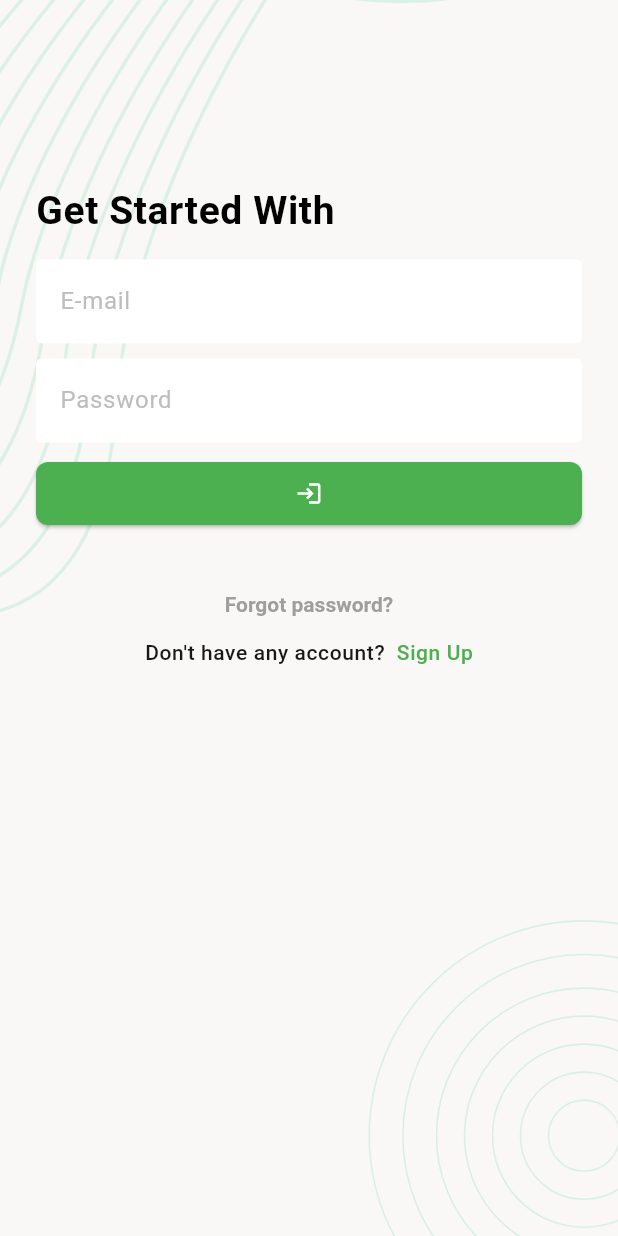
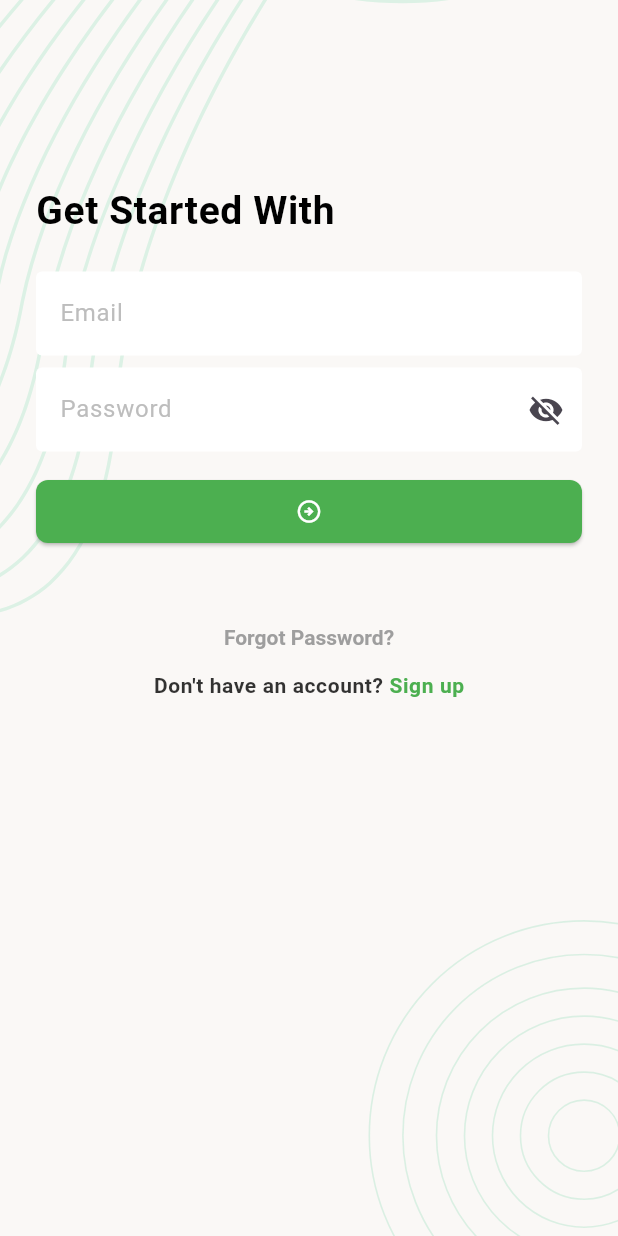
Before and after one commit to nafiurrahmansabbir/Task_Manager, a Flutter app: the screen it shows after launch, on a phone screen of 412 x 824 dp. Run offline on Flutter 3.47's test engine with Material 3 defaults, Android fonts, the phone set to English and light mode, and no system bars; our stand-ins replace cached_network_image, flutter_svg, pin_code_fields, shared_preferences; accounts and stored records are empty.

Commit message:
Login API And usersData cashed Done

```diff
--- /dev/null
+++ b/lib/data/model/login_model.dart
@@ -0,0 +1,25 @@
+import 'package:task_manager/data/model/user_model.dart';
+
+class LoginModel {
+  String? status;
+  String? token;
+  UserModel? userModel;
+
+  LoginModel({this.status, this.token, this.userModel});
+
+  LoginModel.fromJson(Map<String, dynamic> json) {
+    status = json['status'];
+    token = json['token'];
+    userModel = json['data'] != null ? UserModel.fromJson(json['data']) : null;
+  }
+
+  Map<String, dynamic> toJson() {
+    final Map<String, dynamic> data = <String, dynamic>{};
+    data['status'] = status;
+    data['token'] = token;
+    if (userModel != null) {
+      data['data'] = userModel!.toJson();
+    }
+    return data;
+  }
+}
--- /dev/null
+++ b/lib/data/model/user_model.dart
@@ -0,0 +1,30 @@
+class UserModel {
+  String? email;
+  String? firstName;
+  String? lastName;
+  String? mobile;
+  String? photo;
+
+
+  UserModel({this.email, this.firstName, this.lastName, this.mobile, this.photo});
+
+  UserModel.fromJson(Map<String, dynamic> json) {
+    email = json['email'];
+    firstName = json['firstName'];
+    lastName = json['lastName'];
+    mobile = json['mobile'];
+    photo = json['photo'];
+  }
+
+  Map<String, dynamic> toJson() {
+    final Map<String, dynamic> data = <String, dynamic>{};
+    data['email'] = email;
+    data['firstName'] = firstName;
+    data['lastName'] = lastName;
+    data['mobile'] = mobile;
+    data['photo'] = photo;
+    return data;
+  }
+
+  String get fullName =>  '${firstName ?? ''} ${lastName ?? ''}';
+}
--- a/lib/data/utilities/urls.dart
+++ b/lib/data/utilities/urls.dart
@@ -1,18 +1,11 @@
 class Urls {
   static const String _baseUrl = 'https://task.teamrabbil.com/api/v1';
   static const String registration = '$_baseUrl/registration';
+  static const String login = '$_baseUrl/login';
+  static const String createTask = '$_baseUrl/createTask';
+  static const String newTasks = '$_baseUrl/listTaskByStatus/New';
+  static const String completedTasks = '$_baseUrl/listTaskByStatus/Completed';
+  static const String taskStatusCount = '$_baseUrl/taskStatusCount';
+  static String deleteTask(String id) => '$_baseUrl/deleteTask/$id';
+  static String updateProfile = '$_baseUrl/profileUpdate';
 }
-
-
-
-
-
-// static const String _baseUrl = 'https://task.teamrabbil.com/api/v1';
-// static const String registration = '$_baseUrl/registration';
-// static const String login = '$_baseUrl/login';
-// static const String createTask = '$_baseUrl/createTask';
-// static const String newTasks = '$_baseUrl/listTaskByStatus/New';
-// static const String completedTasks = '$_baseUrl/listTaskByStatus/Completed';
-// static const String taskStatusCount = '$_baseUrl/taskStatusCount';
-// static String deleteTask(String id) => '$_baseUrl/deleteTask/$id';
-// static String updateProfile = '$_baseUrl/profileUpdate';
--- /dev/null
+++ b/lib/ui/controllers/auth_controller.dart
@@ -0,0 +1,56 @@
+import 'dart:convert';
+
+import 'package:shared_preferences/shared_preferences.dart';
+
+import '../../data/model/user_model.dart';
+
+
+class AuthController {
+  static const String _accessTokenKey = 'access-token';
+  static const String _userDataKey = 'user-data';
+
+  static String accessToken = '';
+  static UserModel? userData;
+
+  static Future<void> saveUserAccessToken(String token) async {
+    SharedPreferences sharedPreferences = await SharedPreferences.getInstance();
+    await sharedPreferences.setString(_accessTokenKey, token);
+    accessToken = token;
+  }
+
+  static Future<String?> getUserAccessToken() async {
+    SharedPreferences sharedPreferences = await SharedPreferences.getInstance();
+    return sharedPreferences.getString(_accessTokenKey);
+  }
+
+  static Future<void> saveUserData(UserModel user) async {
+    SharedPreferences sharedPreferences = await SharedPreferences.getInstance();
+    await sharedPreferences.setString(_userDataKey, jsonEncode(user.toJson()));
+    userData = user;
+  }
+
+  static Future<UserModel?> getUserData() async {
+    SharedPreferences sharedPreferences = await SharedPreferences.getInstance();
+    String? data = sharedPreferences.getString(_userDataKey);
+    if (data == null) return null;
+
+    UserModel userModel = UserModel.fromJson(jsonDecode(data));
+    return userModel;
+  }
+
+  static Future<void> clearAllData() async {
+    SharedPreferences sharedPreferences = await SharedPreferences.getInstance();
+    await sharedPreferences.clear();
+  }
+
+  static Future<bool> checkAuthState() async {
+    String? token = await getUserAccessToken();
+
+    if (token == null) return false;
+
+    accessToken = token;
+    userData = await getUserData();
+
+    return true;
+  }
+}
--- a/lib/ui/screens/auth/sign_in_screen.dart
+++ b/lib/ui/screens/auth/sign_in_screen.dart
@@ -5,6 +5,13 @@ import 'package:task_manager/ui/screens/auth/sign_up_screen.dart';
 import 'package:task_manager/ui/screens/main_bottom_nav_screen.dart';
 import 'package:task_manager/ui/utilities/app_colors.dart';
 import 'package:task_manager/ui/widgets/background_widget.dart';
+import '../../../data/model/login_model.dart';
+import '../../../data/model/network_response.dart';
+import '../../../data/network_caller/network_caller.dart';
+import '../../../data/utilities/urls.dart';
+import '../../controllers/auth_controller.dart';
+import '../../utilities/app_constants.dart';
+import '../../widgets/snack_bar_message.dart';
 
 class SignInScreen extends StatefulWidget {
   const SignInScreen({super.key});
@@ -14,8 +21,11 @@ class SignInScreen extends StatefulWidget {
 }
 
 class _SignInScreenState extends State<SignInScreen> {
-  final TextEditingController _emailTeController = TextEditingController();
-  final TextEditingController _passwordTeController = TextEditingController();
+  final TextEditingController _emailTEController = TextEditingController();
+  final TextEditingController _passwordTEController = TextEditingController();
+  final GlobalKey<FormState> _formKey = GlobalKey<FormState>();
+  bool _signInApiInProgress = false;
+  bool _showPassword=false;
 
   @override
   Widget build(BuildContext context) {
@@ -24,7 +34,9 @@ class _SignInScreenState extends State<SignInScreen> {
         child: SafeArea(
           child: SingleChildScrollView(
             child: Padding(
-              padding: const EdgeInsets.all(24.0),
+              padding: const EdgeInsets.all(24),
+              child: Form(
+                key: _formKey,
                 child: Column(
                   crossAxisAlignment: CrossAxisAlignment.start,
                   children: [
@@ -33,31 +45,92 @@ class _SignInScreenState extends State<SignInScreen> {
                       'Get Started With',
                       style: Theme.of(context).textTheme.titleLarge,
                     ),
-                  const SizedBox(height: 16),
+                    const SizedBox(height: 24),
                     TextFormField(
+                      controller: _emailTEController,
                       keyboardType: TextInputType.emailAddress,
-                    controller: _emailTeController,
+                      decoration: const InputDecoration(hintText: 'Email'),
+                      autovalidateMode: AutovalidateMode.onUserInteraction,
+                      validator: (String? value) {
+                        if (value?.trim().isEmpty ?? true) {
+                          return 'Enter your email address';
+                        }
+                        if (AppConstants.emailRegExp.hasMatch(value!) ==
+                            false) {
+                          return 'Enter a valid email address';
+                        }
+                        return null;
+                      },
+                    ),
+                    const SizedBox(height: 8),
+                    TextFormField(
+                      obscureText: _showPassword == false,
+                      controller: _passwordTEController,
+                      autovalidateMode: AutovalidateMode.onUserInteraction,
                       decoration: InputDecoration(
-                      hintText: 'E-mail',
+                        hintText: 'Password',
+                        suffixIcon: IconButton(
+                          onPressed: () {
+                            _showPassword = !_showPassword;
+                            if (mounted) {
+                              setState(() {});
+                            }
+                          },
+                          icon: Icon(_showPassword
+                              ? Icons.remove_red_eye
+                              : Icons.visibility_off),
                         ),
                       ),
-                  const SizedBox(height: 10),
-                  TextFormField(
-                    controller: _passwordTeController,
-                    decoration: InputDecoration(
-                      hintText: 'Password',
+                      validator: (String? value) {
+                        if (value?.trim().isEmpty ?? true) {
+                          return 'Enter your password';
+                        }
+                        return null;
+                      },
+                    ),
+                    const SizedBox(height: 16),
+                    Visibility(
+                      visible: _signInApiInProgress == false,
+                      replacement: const Center(
+                        child: CircularProgressIndicator(),
+                      ),
+                      child: ElevatedButton(
+                        onPressed: _onTapNextButton,
+                        child: const Icon(Icons.arrow_circle_right_outlined),
                       ),
                     ),
-                  const SizedBox(height: 10),
-                  ElevatedButton(
-                    onPressed: _onTapSinginButton,
-                    child: Icon(Icons.login),
+                    const SizedBox(height: 36),
+                    Center(
+                      child: Column(
+                        children: [
+                          TextButton(
+                            onPressed: _onTapForgotPasswordButton,
+                            child: const Text('Forgot Password?'),
                           ),
-                  const SizedBox(
-                    height: 26,
+                          RichText(
+                            text: TextSpan(
+                              style: TextStyle(
+                                color: Colors.black.withOpacity(0.8),
+                                fontWeight: FontWeight.w600,
+                                letterSpacing: 0.4,
                               ),
-                  BuildHaveAccountSection(),
+                              text: "Don't have an account? ",
+                              children: [
+                                TextSpan(
+                                  text: 'Sign up',
+                                  style: const TextStyle(
+                                      color: AppColors.themeColor),
+                                  recognizer: TapGestureRecognizer()
+                                    ..onTap = _onTapSignUpButton,
+                                )
                               ],
+                            ),
+                          ),
+                        ],
+                      ),
+                    )
+                  ],
+                ),
               ),
             ),
           ),
@@ -66,73 +139,74 @@ class _SignInScreenState extends State<SignInScreen> {
     );
   }
 
-  Widget BuildHaveAccountSection() {
-    return Center(
-      child: Column(
-        children: [
-          TextButton(
-            onPressed: () {
-              _onTapforgetpage();
-            },
-            child: Text('Forgot password?'),
+  void _onTapNextButton() {
+    if (_formKey.currentState!.validate()) {
+      _signUp();
+    }
+  }
+
+  Future<void> _signUp() async {
+    _signInApiInProgress = true;
+    if (mounted) {
+      setState(() {});
+    }
+
+    Map<String, dynamic> requestData = {
+      'email': _emailTEController.text.trim(),
+      'password': _passwordTEController.text,
+    };
+
+    final NetworkResponse response =
+        await NetworkCaller.postRequest(Urls.login, body: requestData);
+    _signInApiInProgress = false;
+    if (mounted) {
+      setState(() {});
+    }
+    if (response.isSuccess) {
+      LoginModel loginModel = LoginModel.fromJson(response.responseData);
+      await AuthController.saveUserAccessToken(loginModel.token!);
+      await AuthController.saveUserData(loginModel.userModel!);
+
+      if (mounted) {
+        Navigator.pushReplacement(
+          context,
+          MaterialPageRoute(
+            builder: (context) => const MainBottomNavScreen(),
           ),
-          RichText(
-            text: TextSpan(
-              style: TextStyle(
-                color: Colors.black.withOpacity(0.9),
-                fontWeight: FontWeight.w500,
-                letterSpacing: 0.4,
-              ),
-              text: "Don't have any account?  ",
-              children: [
-                TextSpan(
-                    style: TextStyle(
-                      color: AppColors.themeColor,
-                    ),
-                    text: "Sign Up",
-                    recognizer: TapGestureRecognizer()
-                      ..onTap = () {
-                        _onTapSingUpButton();
-                      }),
-              ],
-            ),
-          ),
-        ],
+        );
+      }
+    } else {
+      if (mounted) {
+        showSnackBarMessage(
+          context,
+          response.errorMassege ?? 'Email/password is not correct. Try again',
+        );
+      }
+    }
+  }
+
+  void _onTapSignUpButton() {
+    Navigator.push(
+      context,
+      MaterialPageRoute(
+        builder: (context) => const SignUpScreen(),
       ),
     );
   }
 
-  void _onTapforgetpage() {
+  void _onTapForgotPasswordButton() {
     Navigator.push(
       context,
       MaterialPageRoute(
-        builder: (context) => EmailVarificationScreen(),
+        builder: (context) => const EmailVarificationScreen(),
       ),
-    );
-  }
-
-  void _onTapSingUpButton() {
-    Navigator.push(
-      context,
-      MaterialPageRoute(
-        builder: (context) => SignUpScreen(),
-      ),
-    );
-  }
-
-  void _onTapSinginButton(){
-    Navigator.pushAndRemoveUntil(
-      context,
-      MaterialPageRoute(
-        builder: (context) => const MainBottomNavScreen(),
-      ), (Route<dynamic> route) => false,
     );
   }
 
   @override
   void dispose() {
-    _emailTeController.dispose();
-    _passwordTeController.dispose();
+    _emailTEController.dispose();
+    _passwordTEController.dispose();
     super.dispose();
   }
 }
--- a/lib/ui/screens/auth/sign_up_screen.dart
+++ b/lib/ui/screens/auth/sign_up_screen.dart
@@ -97,9 +97,6 @@ class _SignUpScreenState extends State<SignUpScreen> {
                         if (value?.trim().isEmpty ?? true) {
                           return 'Enter your mobile';
                         }
-                        // if (AppConstants.mobileRegExp.hasMatch(value!) == false) {
-                        //   return 'Enter a valid phone number';
-                        // }
                         return null;
                       },
                     ),
--- a/lib/ui/widgets/profile_appBar.dart
+++ b/lib/ui/widgets/profile_appBar.dart
@@ -1,4 +1,5 @@
 import 'package:flutter/material.dart';
+import 'package:task_manager/ui/controllers/auth_controller.dart';
 import 'package:task_manager/ui/screens/update_profile_screen.dart';
 
 import '../screens/auth/sign_in_screen.dart';
@@ -34,11 +35,11 @@ AppBar profile_appBar(context,[bool fromUpdateProfile=false]) {
       crossAxisAlignment: CrossAxisAlignment.start,
       children: [
         Text(
-          'Nafiur Rahman Sabbir',
+          AuthController.userData?.fullName??'',
           style: TextStyle(fontSize: 14, color: Colors.white),
         ),
         Text(
-          'nafiurrahmansabbir@gmail.com',
+          AuthController.userData?.email??'',
           style: TextStyle(fontSize: 10, color: Colors.white),
         ),
       ],
--- a/pubspec.yaml
+++ b/pubspec.yaml
@@ -21,6 +21,7 @@ dependencies:
   pin_code_fields: ^8.0.1
   cached_network_image: ^3.3.1
   http: ^1.2.1
+  shared_preferences: ^2.2.3
 
 
 dev_dependencies:
```
Also changed, not shown: lib/ui/screens/auth/forgetpassword_Screen/pin_varification_screen.dart (+17 -1 lines), lib/ui/screens/auth/splash_screen.dart (+12 -6 lines), pubspec.lock, 1 other file. Lines whose indentation alone changed are shown as unchanged.
